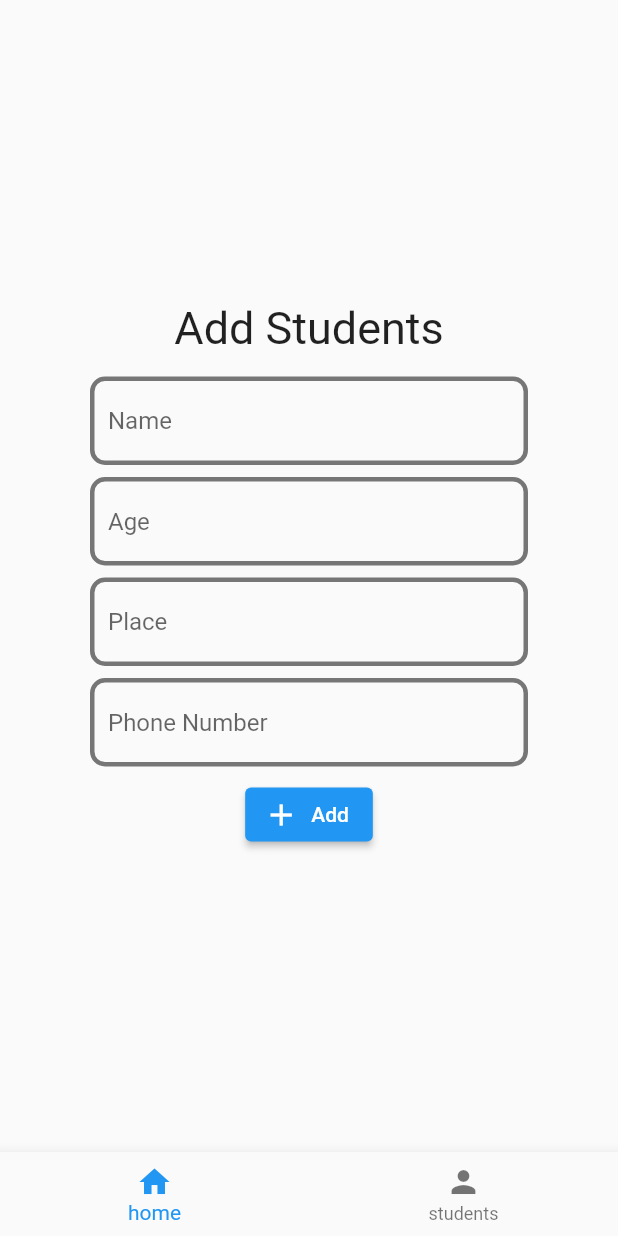
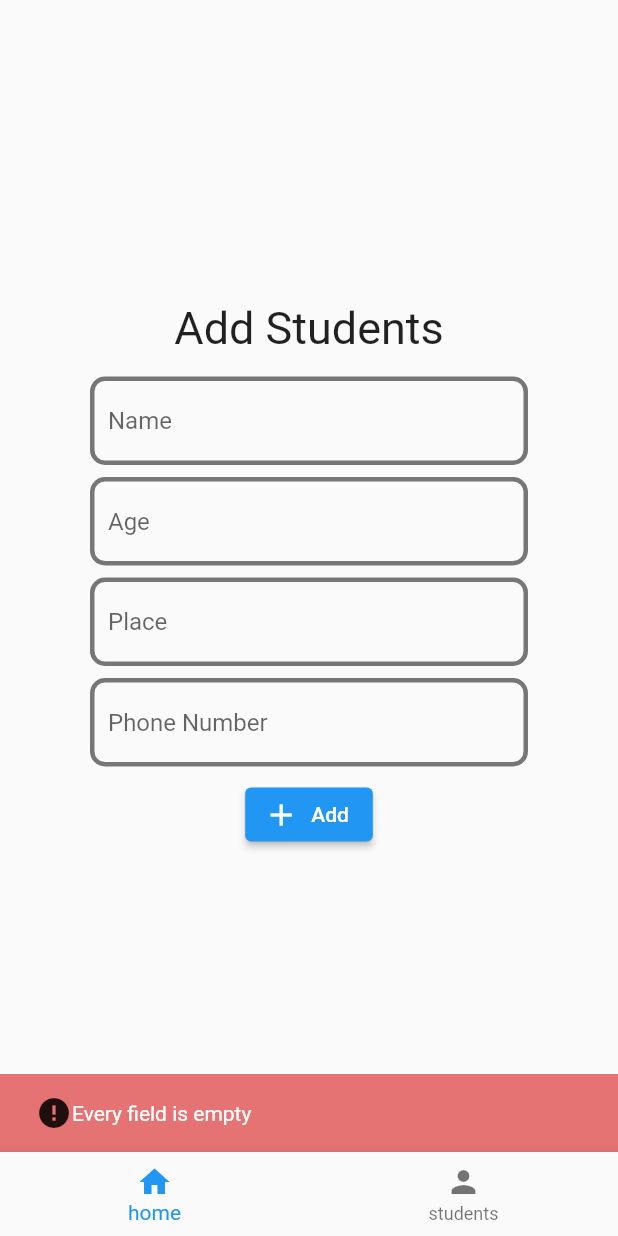
Before and after one commit to leywino/database, a Flutter app: the screen it shows after launch, after a tap on "Add", on a phone screen of 412 x 824 dp. Run offline on Flutter 3.47's test engine with Material 2 defaults, Android fonts, the phone set to English and light mode, and no system bars; our stand-ins replace hive_flutter; accounts and stored records are empty.

Commit message:
added students navigation

```diff
--- /dev/null
+++ b/lib/db/functions/db_functions.dart
@@ -0,0 +1,9 @@
+import 'package:database/db/model/data_model.dart';
+import 'package:flutter/cupertino.dart';
+
+ValueNotifier<List<StudentModel>> studentListNotifier = ValueNotifier([]);
+
+void addStudent(StudentModel value) {
+  studentListNotifier.value.add(value);
+  studentListNotifier.notifyListeners();
+}
--- /dev/null
+++ b/lib/db/model/data_model.dart
@@ -0,0 +1,21 @@
+import 'package:hive_flutter/adapters.dart';
+part 'data_model.g.dart';
+
+@HiveType(typeId: 1)
+class StudentModel {
+  @HiveField(0)
+  final String name;
+  @HiveField(1)
+  final String age;
+  @HiveField(2)
+  final String place;
+  @HiveField(3)
+  final String phone;
+
+  StudentModel({
+    required this.name,
+    required this.age,
+    required this.place,
+    required this.phone,
+  });
+}
--- a/lib/main.dart
+++ b/lib/main.dart
@@ -1,7 +1,7 @@
 import 'package:database/screens/home.dart';
 import 'package:flutter/material.dart';
 
-void main() {
+Future<void> main() async{
   runApp(const MyApp());
 }
 
--- a/lib/screens/home_nav.dart
+++ b/lib/screens/home_nav.dart
@@ -1,5 +1,5 @@
+import 'package:database/screens/widgets/add_students.dart';
 import 'package:flutter/material.dart';
-
 
 class HomeNav extends StatelessWidget {
   const HomeNav({super.key});
@@ -8,102 +8,7 @@ class HomeNav extends StatelessWidget {
   Widget build(BuildContext context) {
     return Scaffold(
       body: Container(
-        child: SafeArea(
-          child: Padding(
-            padding: const EdgeInsets.symmetric(horizontal: 60),
-            child: Column(
-              mainAxisAlignment: MainAxisAlignment.center,
-              // ignore: prefer_const_literals_to_create_immutables
-              children: [
-                const Text(
-                  'Add Students',
-                  style: TextStyle(fontSize: 30),
-                ),
-                SizedBox(
-                  height: 15,
-                ),
-                TextField(
-                  decoration: InputDecoration(
-                    focusedBorder: OutlineInputBorder(
-                      borderRadius: BorderRadius.circular(10),
-                      borderSide: BorderSide(
-                          color: Color.fromARGB(255, 0, 0, 0), width: 3.0),
-                    ),
-                    enabledBorder: OutlineInputBorder(
-                      borderRadius: BorderRadius.circular(10),
-                      borderSide: BorderSide(
-                          color: Color.fromARGB(255, 119, 118, 118), width: 3.0),
-                    ),
-                    hintText: 'Name',
-                  ),
-                ),
-                SizedBox(
-                  height: 8,
-                ),
-                // ignore: prefer_const_constructors
-                TextField(
-                  decoration: InputDecoration(
-                    focusedBorder: OutlineInputBorder(
-                      borderRadius: BorderRadius.circular(10),
-                      borderSide: BorderSide(
-                          color: Color.fromARGB(255, 0, 0, 0), width: 3.0),
-                    ),
-                    enabledBorder: OutlineInputBorder(
-                      borderRadius: BorderRadius.circular(10),
-                      borderSide: BorderSide(
-                          color: Color.fromARGB(255, 119, 118, 118), width: 3.0),
-                    ),
-                    hintText: 'Age',
-                  ),
-                ),
-                SizedBox(
-                  height: 8,
-                ),
-                TextField(
-                  decoration: InputDecoration(
-                    focusedBorder: OutlineInputBorder(
-                      borderRadius: BorderRadius.circular(10),
-                      borderSide: BorderSide(
-                          color: Color.fromARGB(255, 0, 0, 0), width: 3.0),
-                    ),
-                    enabledBorder: OutlineInputBorder(
-                      borderRadius: BorderRadius.circular(10),
-                      borderSide: BorderSide(
-                          color: Color.fromARGB(255, 119, 118, 118), width: 3.0),
-                    ),
-                    hintText: 'Place',
-                  ),
-                ),
-                SizedBox(
-                  height: 8,
-                ),
-                TextField(
-                  decoration: InputDecoration(
-                    focusedBorder: OutlineInputBorder(
-                      borderRadius: BorderRadius.circular(10),
-                      borderSide: BorderSide(
-                          color: Color.fromARGB(255, 0, 0, 0), width: 3.0),
-                    ),
-                    enabledBorder: OutlineInputBorder(
-                      borderRadius: BorderRadius.circular(10),
-                      borderSide: BorderSide(
-                          color: Color.fromARGB(255, 119, 118, 118), width: 3.0),
-                    ),
-                    hintText: 'Phone Number',
-                  ),
-                ),
-                SizedBox(
-                  height: 8,
-                ),
-                ElevatedButton.icon(
-                  onPressed: () {},
-                  label: Text('Add'),
-                  icon: Icon(Icons.add),
-                )
-              ],
-            ),
-          ),
-        ),
+        child: AddStudentsWidget(),
       ),
     );
   }
--- a/lib/screens/students_nav.dart
+++ b/lib/screens/students_nav.dart
@@ -1,3 +1,5 @@
+import 'package:database/db/functions/db_functions.dart';
+import 'package:database/db/model/data_model.dart';
 import 'package:flutter/material.dart';
 
 class StudentsNav extends StatelessWidget {
@@ -5,12 +7,21 @@ class StudentsNav extends StatelessWidget {
 
   @override
   Widget build(BuildContext context) {
-    return Scaffold(
-      body: ListView.builder(itemCount: 3,itemBuilder: (context, index) {
-        return ListTile(
-
+    return ValueListenableBuilder(
+      valueListenable: studentListNotifier,
+      builder:
+          (BuildContext ctx, List<StudentModel> studentList, Widget? child) {
+        return ListView.builder(
+          itemCount: studentList.length,
+          itemBuilder: (context, index) {
+            final data = studentList[index];
+            return ListTile(
+              title: Text(data.name),
+              subtitle: Text(data.place),
+            );
+          },
         );
-      }),
+      },
     );
   }
 }
--- /dev/null
+++ b/lib/screens/widgets/add_students.dart
@@ -0,0 +1,169 @@
+import 'package:database/db/functions/db_functions.dart';
+import 'package:database/db/model/data_model.dart';
+import 'package:flutter/material.dart';
+
+class AddStudentsWidget extends StatelessWidget {
+  AddStudentsWidget({super.key});
+
+  final _nameController = TextEditingController();
+  final _ageController = TextEditingController();
+  final _placeController = TextEditingController();
+  final _phoneController = TextEditingController();
+
+  @override
+  Widget build(BuildContext context) {
+    return Scaffold(
+      body: Container(
+        child: SafeArea(
+          child: Padding(
+            padding: const EdgeInsets.symmetric(horizontal: 60),
+            child: Column(
+              mainAxisAlignment: MainAxisAlignment.center,
+              // ignore: prefer_const_literals_to_create_immutables
+              children: [
+                const Text(
+                  'Add Students',
+                  style: TextStyle(fontSize: 30),
+                ),
+                SizedBox(
+                  height: 15,
+                ),
+                TextField(
+                  controller: _nameController,
+                  decoration: InputDecoration(
+                    focusedBorder: OutlineInputBorder(
+                      borderRadius: BorderRadius.circular(10),
+                      borderSide: BorderSide(
+                          color: Color.fromARGB(255, 0, 0, 0), width: 3.0),
+                    ),
+                    enabledBorder: OutlineInputBorder(
+                      borderRadius: BorderRadius.circular(10),
+                      borderSide: BorderSide(
+                          color: Color.fromARGB(255, 119, 118, 118),
+                          width: 3.0),
+                    ),
+                    hintText: 'Name',
+                  ),
+                ),
+                SizedBox(
+                  height: 8,
+                ),
+                // ignore: prefer_const_constructors
+                TextField(
+                  controller: _ageController,
+                  decoration: InputDecoration(
+                    focusedBorder: OutlineInputBorder(
+                      borderRadius: BorderRadius.circular(10),
+                      borderSide: BorderSide(
+                          color: Color.fromARGB(255, 0, 0, 0), width: 3.0),
+                    ),
+                    enabledBorder: OutlineInputBorder(
+                      borderRadius: BorderRadius.circular(10),
+                      borderSide: BorderSide(
+                          color: Color.fromARGB(255, 119, 118, 118),
+                          width: 3.0),
+                    ),
+                    hintText: 'Age',
+                  ),
+                ),
+                SizedBox(
+                  height: 8,
+                ),
+                TextField(
+                  controller: _placeController,
+                  decoration: InputDecoration(
+                    focusedBorder: OutlineInputBorder(
+                      borderRadius: BorderRadius.circular(10),
+                      borderSide: BorderSide(
+                          color: Color.fromARGB(255, 0, 0, 0), width: 3.0),
+                    ),
+                    enabledBorder: OutlineInputBorder(
+                      borderRadius: BorderRadius.circular(10),
+                      borderSide: BorderSide(
+                          color: Color.fromARGB(255, 119, 118, 118),
+                          width: 3.0),
+                    ),
+                    hintText: 'Place',
+                  ),
+                ),
+                SizedBox(
+                  height: 8,
+                ),
+                TextField(
+                  controller: _phoneController,
+                  decoration: InputDecoration(
+                    focusedBorder: OutlineInputBorder(
+                      borderRadius: BorderRadius.circular(10),
+                      borderSide: BorderSide(
+                          color: Color.fromARGB(255, 0, 0, 0), width: 3.0),
+                    ),
+                    enabledBorder: OutlineInputBorder(
+                      borderRadius: BorderRadius.circular(10),
+                      borderSide: BorderSide(
+                          color: Color.fromARGB(255, 119, 118, 118),
+                          width: 3.0),
+                    ),
+                    hintText: 'Phone Number',
+                  ),
+                ),
+                SizedBox(
+                  height: 8,
+                ),
+                ElevatedButton.icon(
+                  onPressed: () {
+                    AddButton(context);
+                  },
+                  label: Text('Add'),
+                  icon: Icon(Icons.add),
+                )
+              ],
+            ),
+          ),
+        ),
+      ),
+    );
+  }
+
+  AddButton(BuildContext ctx) {
+    final _name = _nameController.text.trim();
+    final _age = _ageController.text.trim();
+    final _place = _placeController.text.trim();
+    final _phone = _phoneController.text.trim();
+    var field;
+
+    ErrorMessage() {
+      ScaffoldMessenger.of(ctx).showSnackBar(
+        SnackBar(
+          backgroundColor: Colors.red[300],
+          content: Row(
+            children: [
+              Icon(Icons.error),
+              Text('$field is empty'),
+            ],
+          ),
+        ),
+      );
+    }
+
+    if (_name.isEmpty && _age.isEmpty && _place.isEmpty && _phone.isEmpty) {
+      field = 'Every field';
+      ErrorMessage();
+    } else if (_name.isEmpty) {
+      field = 'Name';
+      ErrorMessage();
+    } else if (_age.isEmpty) {
+      field = 'Age';
+      ErrorMessage();
+    } else if (_place.isEmpty) {
+      field = 'Place';
+      ErrorMessage();
+    } else if (_phone.isEmpty) {
+      field = 'Phone number';
+      ErrorMessage();
+    } else {
+      final _student =
+          StudentModel(name: _name, age: _age, place: _place, phone: _phone);
+      addStudent(_student);
+    }
+  }
+}
--- a/pubspec.yaml
+++ b/pubspec.yaml
@@ -37,6 +37,7 @@ dependencies:
   # Use with the CupertinoIcons class for iOS style icons.
   cupertino_icons: ^1.0.2
   splashscreen: ^1.3.5
+  hive_flutter: ^1.1.0
 
 dev_dependencies:
   flutter_test:
@@ -48,6 +49,8 @@ dev_dependencies:
   # package. See that file for information about deactivating specific lint
   # rules and activating additional ones.
   flutter_lints: ^2.0.0
+  build_runner: ^2.3.2
+  hive_generator: ^2.0.0
 
 # For information on the generic Dart part of this file, see the
 # following page: https://dart.dev/tools/pub/pubspec
```
Also changed, not shown: lib/db/model/data_model.g.dart (added), pubspec.lock, 1 other file.
